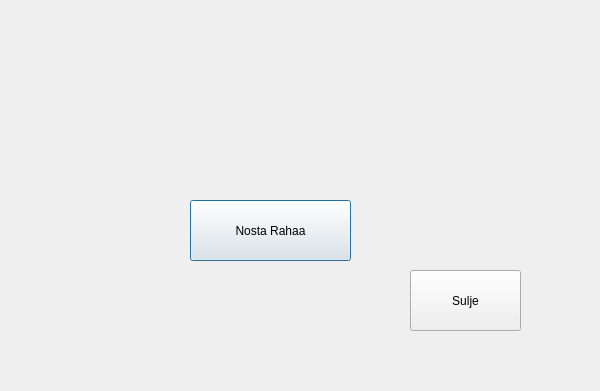
Old version of the form bankautomat/consolemain.ui in the repository tvt21kmo-bank-project/group_5.
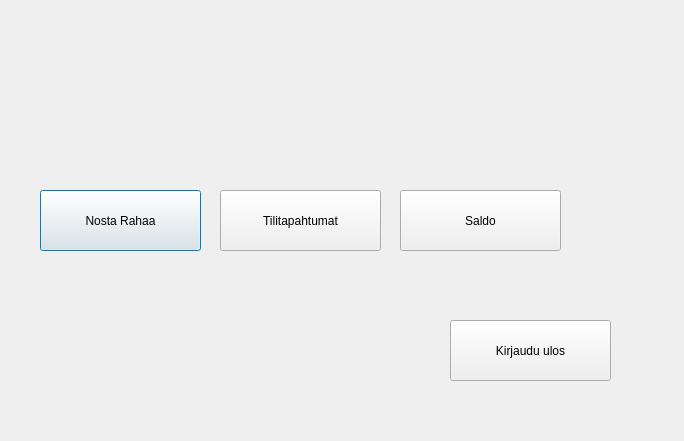
New version of the form.

What changed in the file:
```diff
--- a/bankautomat/consolemain.ui
+++ b/bankautomat/consolemain.ui
@@ -6,8 +6,8 @@
    <rect>
     <x>0</x>
     <y>0</y>
-    <width>600</width>
-    <height>391</height>
+    <width>684</width>
+    <height>441</height>
    </rect>
   </property>
   <property name="windowTitle">
@@ -16,8 +16,8 @@
   <widget class="QPushButton" name="btnNosto">
    <property name="geometry">
     <rect>
-     <x>190</x>
-     <y>200</y>
+     <x>40</x>
+     <y>190</y>
      <width>161</width>
      <height>61</height>
     </rect>
@@ -29,14 +29,40 @@
   <widget class="QPushButton" name="btnSulje">
    <property name="geometry">
     <rect>
-     <x>410</x>
-     <y>270</y>
-     <width>111</width>
+     <x>450</x>
+     <y>320</y>
+     <width>161</width>
      <height>61</height>
     </rect>
    </property>
    <property name="text">
-    <string>Sulje</string>
+    <string>Kirjaudu ulos</string>
+   </property>
+  </widget>
+  <widget class="QPushButton" name="pushButton">
+   <property name="geometry">
+    <rect>
+     <x>220</x>
+     <y>190</y>
+     <width>161</width>
+     <height>61</height>
+    </rect>
+   </property>
+   <property name="text">
+    <string>Tilitapahtumat</string>
+   </property>
+  </widget>
+  <widget class="QPushButton" name="pushButton_2">
+   <property name="geometry">
+    <rect>
+     <x>400</x>
+     <y>190</y>
+     <width>161</width>
+     <height>61</height>
+    </rect>
+   </property>
+   <property name="text">
+    <string>Saldo</string>
    </property>
   </widget>
  </widget>
```
Left out of the diff: 2 changed lines with no effect on the pictures.
